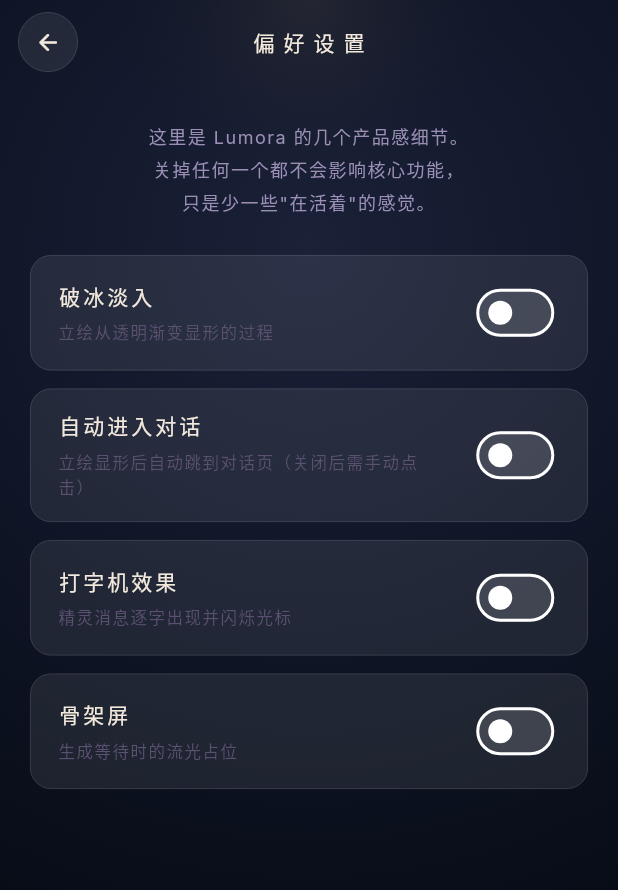
After one commit to haowenzheng-art/lumora, a Flutter app: the screen it shows after launch, scrolled down 119 dp, after a tap on the "tune" icon, on a phone screen of 412 x 824 dp. The commit adds this screen. Shown: the top 890 px of the screen. Run offline on Flutter 3.47's test engine with Material 3 defaults, Android fonts, the phone set to English and light mode, and no system bars; our stand-ins replace file_picker, google_fonts, shared_preferences; missing offline and left inert: media_kit, media_kit_video.

Commit message:
feat: v2.3-B 用户偏好开关（破冰/自动进 ChatPage/打字机/骨架屏）
v2.2 加了'产品感'之后必有人不喜欢其中某一项。4 个开关：
- 破冰淡入 disableEntranceAnim
- 自动进入对话 disableAutoEnterChat
- 打字机 disableTypewriter
- 骨架屏 disableSkeleton

每个开关默认关（=v2.2 行为，老用户零感知），SharedPreferences
持久化，ValueNotifier 实时响应。

架构：
- lib/preferences.dart：PreferencesService 单例 + 4 个 ValueNotifier
- lib/settings_page.dart：4 个 SwitchListTile 卡片，延续 Lumora 暗色调性
- SplashPage 右上角齿轮 Icons.tune_rounded 进入
- main() 改成 async 预加载 prefs 后再 runApp（避免首帧读不到）
- 各处应用点（SpiritScenePage _entrance / ChatPage shouldAnimate
  / SkeletonBox build / SkeletonBox initState）都用 prefs.value
  单点控制，不污染主流程

设计决策：build 时读 prefs.value 而不是 addListener 主动重建——
用户改开关时不在当前页面，所以无实时诉求，下次进对应页面会
读到新值。

````diff
--- a/lib/main.dart
+++ b/lib/main.dart
@@ -29,9 +29,15 @@ import 'widgets/pressable.dart';
 import 'widgets/fade_scale_route.dart';
 import 'widgets/empty_state.dart';
 import 'widgets/skeleton_box.dart';
-
-void main() {
+import 'preferences.dart';
+import 'settings_page.dart';
+
+void main() async {
+  WidgetsFlutterBinding.ensureInitialized();
   MediaKit.ensureInitialized();
+  // v2.3-B: 用户偏好（4 个开关）从 SharedPreferences 预加载，
+  // 必须在 runApp 之前完成，否则 SplashPage 第一次 build 读不到 prefs
+  await PreferencesService.I.load();
   runApp(const LumoraApp());
 }
 
@@ -288,6 +294,38 @@ class _SplashPageState extends State<SplashPage> {
           const _BackgroundGradient(),
           ..._buildParticles(60),
           SafeArea(child: Center(child: _buildMainView())),
+          // v2.3-B: 右上角齿轮 → 偏好设置
+          Positioned(
+            top: 12,
+            right: 12,
+            child: SafeArea(
+              child: Pressable(
+                onTap: () {
+                  Navigator.push(
+                    context,
+                    FadeScaleRoute(builder: (_) => const SettingsPage()),
+                  );
+                },
+                child: Container(
+                  width: 40,
+                  height: 40,
+                  decoration: BoxDecoration(
+                    shape: BoxShape.circle,
+                    color: LumoraColors.glass,
+                    border: Border.all(
+                      color: LumoraColors.glassBorder,
+                      width: 0.5,
+                    ),
+                  ),
+                  child: const Icon(
+                    Icons.tune_rounded,
+                    color: LumoraColors.textPrimary,
+                    size: 18,
+                  ),
+                ),
+              ),
+            ),
+          ),
         ],
       ),
     );
@@ -2506,6 +2544,10 @@ class _SpiritScenePageState extends State<SpiritScenePage>
   int _pulseToken = 0;
   int _reactionToken = 0;
 
+  // v2.3: 强制眨眼触发器（破冰仪式用——立绘完全显形那一瞬 +1，
+  // SpiritView 收到更大 token 后立即眨一次眼）
+  int _blinkToken = 0;
+
   // 图层合成（视频未就绪时的 fallback）
   PartsManifest? _parts;
 
@@ -2539,17 +2581,26 @@ class _SpiritScenePageState extends State<SpiritScenePage>
     )..repeat(reverse: true);
 
     // v2.2-H 破冰仪式：t=0 立绘淡入 800ms → t=800ms 停顿 1.5s → t=2300ms 自动进入 ChatPage
+    // v2.3 补丁：t=800ms 立绘完全显形那一瞬强制眨眼一次（"刚醒过来"），不依赖自然眨眼碰巧命中
+    // v2.3-B：disableEntranceAnim=true 时 duration=zero，forward 同步完成 → 立绘立即显形 + 强制眨眼，
+    //          避免"用户关了淡入但仍要等 800ms"的尴尬
     _entrance = AnimationController(
       vsync: this,
-      duration: const Duration(milliseconds: 800),
+      duration: PreferencesService.I.disableEntranceAnim.value
+          ? Duration.zero
+          : const Duration(milliseconds: 800),
     )..addStatusListener((status) {
-        if (status == AnimationStatus.completed && !_userInitiated) {
+        if (status == AnimationStatus.completed) {
+          // 立绘完全显形 → 强制眨眼一次，"刚醒过来"的视觉钩子
+          setState(() => _blinkToken++);
+          if (!_userInitiated && !PreferencesService.I.disableAutoEnterChat.value) {
             // 立绘完全显形后再停 1.5s，自动进入 ChatPage
             Future.delayed(const Duration(milliseconds: 1500), () {
               if (!mounted || _userInitiated || _autoEnterFired || _disposed) return;
               _autoEnterFired = true;
               _onSpiritTap();
             });
+          }
         }
       });
     _entrance.forward();
@@ -2794,6 +2845,7 @@ class _SpiritScenePageState extends State<SpiritScenePage>
                                         borderRadius: BorderRadius.circular(22),
                                         pointer: _pointer,
                                         pulseToken: _pulseToken,
+                                        forceBlinkToken: _blinkToken,
                                         onTap: _onSpiritTap,
                                       ),
                               ),
@@ -3295,8 +3347,9 @@ class _ChatPageState extends State<ChatPage> with TickerProviderStateMixin {
                         return const _TypingBubble();
                       }
                       final isLast = i == _messages.length - 1;
-                      final shouldAnimate =
-                          isLast && i == _typewriterIndex;
+                      final shouldAnimate = isLast &&
+                          i == _typewriterIndex &&
+                          !PreferencesService.I.disableTypewriter.value;
                       return _MessageBubble(
                         message: _messages[i],
                         spiritName: widget.spiritName,
--- /dev/null
+++ b/lib/preferences.dart
@@ -0,0 +1,59 @@
+import 'package:flutter/foundation.dart';
+import 'package:shared_preferences/shared_preferences.dart';
+
+/// Lumora 用户偏好 v2.3-B
+///
+/// 单例：PreferencesService.I
+/// 4 个 ValueNotifier<bool> 让 UI 实时响应（无需重启应用）。
+/// SharedPreferences 持久化，重启后保持。
+///
+/// 偏好语义：开关名 = true 表示"用户主动关掉了这个特性"。
+///   - disableEntranceAnim  关掉破冰淡入（立绘瞬间显形）
+///   - disableAutoEnterChat 关掉自动进入 ChatPage（用户必须主动点精灵）
+///   - disableTypewriter    关掉打字机（消息一次性显示）
+///   - disableSkeleton      关掉骨架屏（生成等待变普通占位）
+class PreferencesService {
+  PreferencesService._();
+  static final PreferencesService I = PreferencesService._();
+
+  static const _kDisableEntranceAnim = 'pref.disableEntranceAnim';
+  static const _kDisableAutoEnterChat = 'pref.disableAutoEnterChat';
+  static const _kDisableTypewriter = 'pref.disableTypewriter';
+  static const _kDisableSkeleton = 'pref.disableSkeleton';
+
+  final ValueNotifier<bool> disableEntranceAnim = ValueNotifier(false);
+  final ValueNotifier<bool> disableAutoEnterChat = ValueNotifier(false);
+  final ValueNotifier<bool> disableTypewriter = ValueNotifier(false);
+  final ValueNotifier<bool> disableSkeleton = ValueNotifier(false);
+
+  SharedPreferences? _sp;
+
+  /// 在 app 启动（main.dart 里 runApp 之前）调一次。
+  Future<void> load() async {
+    _sp = await SharedPreferences.getInstance();
+    disableEntranceAnim.value = _sp!.getBool(_kDisableEntranceAnim) ?? false;
+    disableAutoEnterChat.value = _sp!.getBool(_kDisableAutoEnterChat) ?? false;
+    disableTypewriter.value = _sp!.getBool(_kDisableTypewriter) ?? false;
+    disableSkeleton.value = _sp!.getBool(_kDisableSkeleton) ?? false;
+  }
+
+  Future<void> setDisableEntranceAnim(bool v) async {
+    disableEntranceAnim.value = v;
+    await _sp?.setBool(_kDisableEntranceAnim, v);
+  }
+
+  Future<void> setDisableAutoEnterChat(bool v) async {
+    disableAutoEnterChat.value = v;
+    await _sp?.setBool(_kDisableAutoEnterChat, v);
+  }
+
+  Future<void> setDisableTypewriter(bool v) async {
+    disableTypewriter.value = v;
+    await _sp?.setBool(_kDisableTypewriter, v);
+  }
+
+  Future<void> setDisableSkeleton(bool v) async {
+    disableSkeleton.value = v;
+    await _sp?.setBool(_kDisableSkeleton, v);
+  }
+}
--- /dev/null
+++ b/lib/settings_page.dart
@@ -0,0 +1,257 @@
+import 'package:flutter/material.dart';
+
+import 'widgets/pressable.dart';
+import 'preferences.dart';
+import 'main.dart' show LumoraColors;
+
+/// 用户偏好设置页 v2.3-B
+///
+/// 设计要点：
+///   - 4 个开关对应宪法语境下用户可能想关掉的"产品感"细节
+///   - 不做复杂表单，只 4 个 SwitchListTile，调一次 PreferencesService 持久化
+///   - 实时生效：ValueNotifier 触发订阅者重建（SpiritScenePage / ChatPage / SkeletonBox）
+///
+/// 风格延续 Lumora 暗色调性（与 SplashPage / ChatPage 一致）。
+class SettingsPage extends StatelessWidget {
+  const SettingsPage({super.key});
+
+  @override
+  Widget build(BuildContext context) {
+    final prefs = PreferencesService.I;
+    return Scaffold(
+      body: Stack(
+        children: [
+          const _SettingsBackground(),
+          SafeArea(
+            child: Column(
+              children: [
+                _buildTopBar(context),
+                const SizedBox(height: 24),
+                const _SettingsIntro(),
+                Expanded(
+                  child: ListView(
+                    padding: const EdgeInsets.fromLTRB(20, 24, 20, 32),
+                    children: [
+                      _PrefTile(
+                        title: '破冰淡入',
+                        subtitle: '立绘从透明渐变显形的过程',
+                        valueListenable: prefs.disableEntranceAnim,
+                        onChanged: prefs.setDisableEntranceAnim,
+                      ),
+                      _PrefTile(
+                        title: '自动进入对话',
+                        subtitle: '立绘显形后自动跳到对话页（关闭后需手动点击）',
+                        valueListenable: prefs.disableAutoEnterChat,
+                        onChanged: prefs.setDisableAutoEnterChat,
+                      ),
+                      _PrefTile(
+                        title: '打字机效果',
+                        subtitle: '精灵消息逐字出现并闪烁光标',
+                        valueListenable: prefs.disableTypewriter,
+                        onChanged: prefs.setDisableTypewriter,
+                      ),
+                      _PrefTile(
+                        title: '骨架屏',
+                        subtitle: '生成等待时的流光占位',
+                        valueListenable: prefs.disableSkeleton,
+                        onChanged: prefs.setDisableSkeleton,
+                      ),
+                    ],
+                  ),
+                ),
+              ],
+            ),
+          ),
+        ],
+      ),
+    );
+  }
+
+  Widget _buildTopBar(BuildContext context) {
+    return Container(
+      height: 56,
+      padding: const EdgeInsets.symmetric(horizontal: 12),
+      child: Row(
+        children: [
+          Pressable(
+            onTap: () => Navigator.pop(context),
+            child: Container(
+              width: 40,
+              height: 40,
+              decoration: BoxDecoration(
+                shape: BoxShape.circle,
+                color: LumoraColors.glass,
+                border: Border.all(
+                  color: LumoraColors.glassBorder,
+                  width: 0.5,
+                ),
+              ),
+              child: const Icon(
+                Icons.arrow_back_rounded,
+                color: LumoraColors.textPrimary,
+                size: 18,
+              ),
+            ),
+          ),
+          const Expanded(
+            child: Center(
+              child: Text(
+                '偏好设置',
+                style: TextStyle(
+                  fontSize: 14,
+                  color: LumoraColors.textPrimary,
+                  letterSpacing: 6,
+                ),
+              ),
+            ),
+          ),
+          const SizedBox(width: 40),
+        ],
+      ),
+    );
+  }
+}
+
+/// 单条偏好开关
+///
+/// 用 ValueListenableBuilder 订阅 prefs.disableXxx.value 的变化，
+/// 改完立刻反映，不用 setState 包整个页。
+class _PrefTile extends StatelessWidget {
+  final String title;
+  final String subtitle;
+  final ValueListenable<bool> valueListenable;
+  final Future<void> Function(bool) onChanged;
+
+  const _PrefTile({
+    required this.title,
+    required this.subtitle,
+    required this.valueListenable,
+    required this.onChanged,
+  });
+
+  @override
+  Widget build(BuildContext context) {
+    return Padding(
+      padding: const EdgeInsets.only(bottom: 12),
+      child: ValueListenableBuilder<bool>(
+        valueListenable: valueListenable,
+        builder: (_, v, __) => Container(
+          padding: const EdgeInsets.symmetric(horizontal: 18, vertical: 14),
+          decoration: BoxDecoration(
+            color: LumoraColors.glass,
+            borderRadius: BorderRadius.circular(14),
+            border: Border.all(
+              color: LumoraColors.glassBorder,
+              width: 0.5,
+            ),
+          ),
+          child: Row(
+            children: [
+              Expanded(
+                child: Column(
+                  crossAxisAlignment: CrossAxisAlignment.start,
+                  children: [
+                    Text(
+                      title,
+                      style: const TextStyle(
+                        fontSize: 14,
+                        color: LumoraColors.textPrimary,
+                        letterSpacing: 2,
+                      ),
+                    ),
+                    const SizedBox(height: 6),
+                    Text(
+                      subtitle,
+                      style: const TextStyle(
+                        fontSize: 11,
+                        color: LumoraColors.textMuted,
+                        letterSpacing: 1,
+                        height: 1.5,
+                      ),
+                    ),
+                  ],
+                ),
+              ),
+              const SizedBox(width: 12),
+              Switch(
+                value: v,
+                onChanged: (nv) => onChanged(nv),
+                activeColor: LumoraColors.amber,
+                inactiveTrackColor: LumoraColors.glassBorder,
+              ),
+            ],
+          ),
+        ),
+      ),
+    );
+  }
+}
+
+/// 设置页顶部说明：宪法视角下的"为什么有这些开关"
+class _SettingsIntro extends StatelessWidget {
+  const _SettingsIntro();
+
+  @override
+  Widget build(BuildContext context) {
+    return Padding(
+      padding: const EdgeInsets.symmetric(horizontal: 36),
+      child: Text(
+        '这里是 Lumora 的几个产品感细节。\n关掉任何一个都不会影响核心功能，\n只是少一些"在活着"的感觉。',
+        textAlign: TextAlign.center,
+        style: const TextStyle(
+          fontSize: 12,
+          color: LumoraColors.textSecondary,
+          height: 1.8,
+          letterSpacing: 1,
+        ),
+      ),
+    );
+  }
+}
+
+/// 设置页背景：复用 SplashPage 的渐变 + 粒子调性（让"设置"也像 Lumora 的页）
+class _SettingsBackground extends StatelessWidget {
+  const _SettingsBackground();
+
+  @override
+  Widget build(BuildContext context) {
+    return Stack(
+      children: [
+        Container(
+          decoration: const BoxDecoration(
+            gradient: RadialGradient(
+              center: Alignment(0, -0.6),
+              radius: 1.4,
+              colors: [
+                Color(0xFF1A2138),
+                Color(0xFF0E1424),
+                Color(0xFF050810),
+              ],
+            ),
+          ),
+        ),
+        // 顶部一点柔光呼应 SplashPage 的 Lumora logo 氛围
+        Positioned(
+          top: -120,
+          left: 0,
+          right: 0,
+          child: IgnorePointer(
+            child: Container(
+              height: 240,
+              decoration: BoxDecoration(
+                gradient: RadialGradient(
+                  center: Alignment.center,
+                  radius: 0.6,
+                  colors: [
+                    const Color(0xFFE8B96A).withValues(alpha: 0.08),
+                    Colors.transparent,
+                  ],
+                ),
+              ),
+            ),
+          ),
+        ),
+      ],
+    );
+  }
+}
--- a/lib/widgets/skeleton_box.dart
+++ b/lib/widgets/skeleton_box.dart
@@ -1,14 +1,18 @@
 import 'package:flutter/material.dart';
 
 import '../main.dart' show LumoraColors;
+import '../preferences.dart';
 
-/// 骨架屏（v2.2-E）。
+/// 骨架屏（v2.2-E，v2.3-B 加偏好开关）。
 ///
 /// 用 shimmer 渐变占位，提示"内容正在加载"。
 /// 用法：
 /// ```
 /// SkeletonBox(width: 200, height: 200, borderRadius: 16)
 /// ```
+///
+/// v2.3-B：用户关掉"骨架屏"偏好时退化为空 SizedBox（保留原宽高，
+/// 布局不变——只是不再有 shimmer 动画）。
 ///
 /// 设计：手写 AnimatedBuilder 而非用 shimmer 包——避免新依赖。
 class SkeletonBox extends StatefulWidget {
@@ -37,7 +41,11 @@ class _SkeletonBoxState extends State<SkeletonBox>
     _ctrl = AnimationController(
       vsync: this,
       duration: const Duration(milliseconds: 1400),
-    )..repeat();
+    );
+    // v2.3-B：关掉骨架屏时干脆不启动 shimmer 动画，节省 ticker
+    if (!PreferencesService.I.disableSkeleton.value) {
+      _ctrl.repeat();
+    }
   }
 
   @override
@@ -48,6 +56,10 @@ class _SkeletonBoxState extends State<SkeletonBox>
 
   @override
   Widget build(BuildContext context) {
+    // v2.3-B：用户关掉骨架屏偏好 → 退化为纯占位（保持原宽高，布局不变）
+    if (PreferencesService.I.disableSkeleton.value) {
+      return SizedBox(width: widget.width, height: widget.height);
+    }
     return AnimatedBuilder(
       animation: _ctrl,
       builder: (context, _) {
--- a/pubspec.yaml
+++ b/pubspec.yaml
@@ -19,6 +19,7 @@ dependencies:
   image: ^4.5.4
   web_socket_channel: ^2.4.0
   google_fonts: ^6.2.1
+  shared_preferences: ^2.2.0
 
 dev_dependencies:
   flutter_test:
````
Also changed, not shown: 1 other file. Lines whose indentation alone changed are shown as unchanged.
